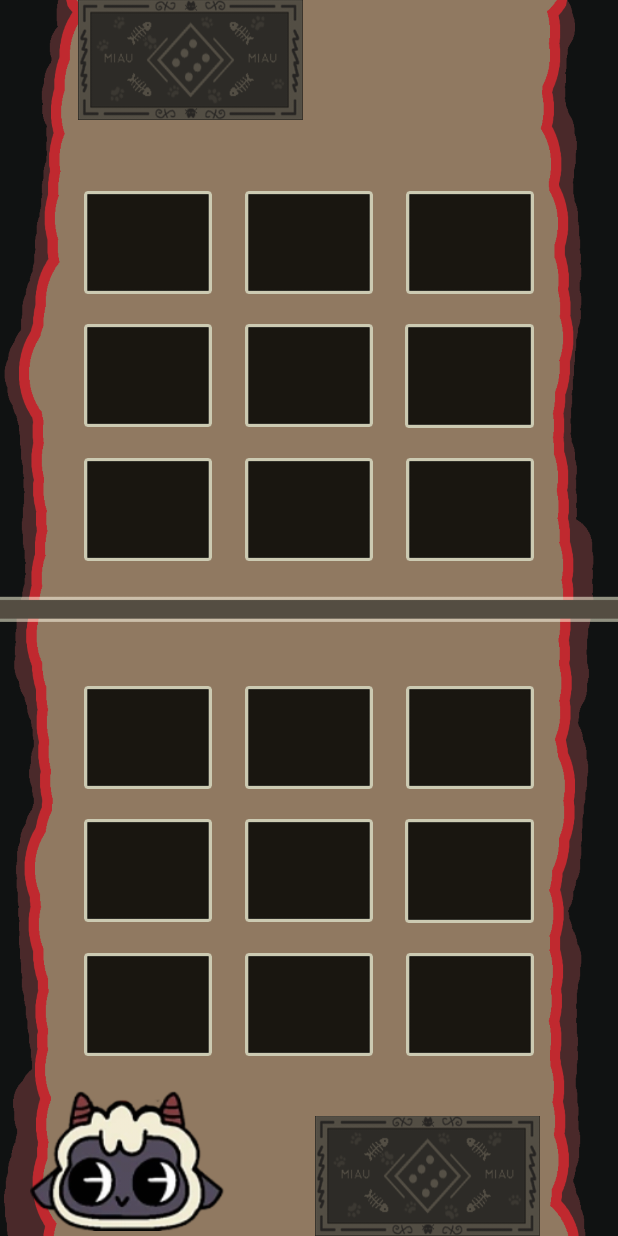
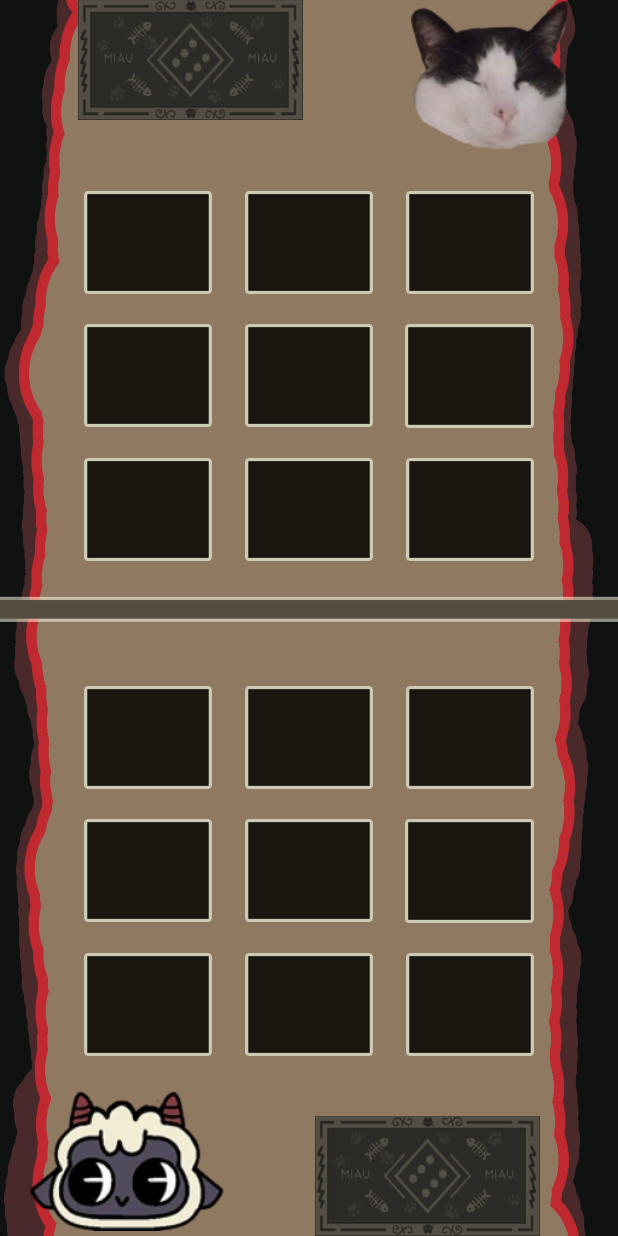
Before and after one commit to DeMoraDev/matatena, an Android app: the screen it shows after launch (MainActivity2), after a tap on an icon or button, on a phone screen of 412 x 824 dp. Run offline under Robolectric (Android 15) with nearby library versions, the phone set to English and light mode, and no system bars.

Commit message:
Añadida música, sonido dado(hay )

```diff
--- a/app/src/main/java/com/example/matatena/MainActivity.java
+++ b/app/src/main/java/com/example/matatena/MainActivity.java
@@ -3,6 +3,7 @@ package com.example.matatena;
 import androidx.appcompat.app.AppCompatActivity;
 
 import android.content.Intent;
+import android.media.MediaPlayer;
 import android.os.Bundle;
 import android.view.View;
 import android.widget.ImageButton;
@@ -13,12 +14,16 @@ public class MainActivity extends AppCompatActivity {
     private ImageButton botonComo;
     private ImageButton botonSalir;
 
-
+    private MediaPlayer mediaPlayer;
 
     @Override
     protected void onCreate(Bundle savedInstanceState) {
         super.onCreate(savedInstanceState);
         setContentView(R.layout.activity_main);
+
+        mediaPlayer = MediaPlayer.create(this, R.raw.music);
+        mediaPlayer.setLooping(true);
+        //mediaPlayer.start();
 
         botonJugar = findViewById(R.id.botonJugar);
         botonComo = findViewById(R.id.botonComo);
@@ -31,5 +36,7 @@ public class MainActivity extends AppCompatActivity {
                 startActivity(intent);
             }
         });
+
+
     }
 }
--- a/app/src/main/java/com/example/matatena/MainActivity2.java
+++ b/app/src/main/java/com/example/matatena/MainActivity2.java
@@ -2,12 +2,14 @@ package com.example.matatena;
 
 import androidx.appcompat.app.AppCompatActivity;
 
+import android.media.MediaPlayer;
 import android.os.Bundle;
 import android.os.Handler;
 import android.widget.ImageButton;
 import android.widget.ImageView;
 import android.widget.TextView;
 import android.widget.Toast;
+import android.view.View;
 
 import java.util.Random;
 
@@ -57,10 +59,14 @@ public class MainActivity2 extends AppCompatActivity {
 
     int[] puntosColumna;
 
+    //Audio
+    private MediaPlayer mediaPlayer;
     @Override
     protected void onCreate(Bundle savedInstanceState) {
         super.onCreate(savedInstanceState);
         setContentView(R.layout.activity_main2);
+
+        mediaPlayer = MediaPlayer.create(this, R.raw.dicesound);
 
         roller1 = findViewById(R.id.roller_Jugador);
         rollerFinal = findViewById(R.id.rollerimage);
@@ -122,9 +128,13 @@ public class MainActivity2 extends AppCompatActivity {
         puntosColumna = new int[3];
 
         roller1.setOnClickListener(v -> {
+
             if (!rolleado)
                 rollDice();
+            mediaPlayer.start();
         });
+
+
 
         hueco_3_0.setOnClickListener(v -> {
             if (tablero[3][0] == 0) {
@@ -228,21 +238,7 @@ public class MainActivity2 extends AppCompatActivity {
         rollerFinal.setImageResource(R.drawable.emptydice);
     }
 
-    /* private void winOrLose(int [][] tablero){
-         if(isFull(tablero)==true){
-             //sumPoints();
-         }
-     }
 
-     private void sumPoints(){
-         if(puntosJugador<puntosIA){
-             ganaIA
-         }else if(puntosJugador>puntosIA){
-             ganaJugador
-         }else{
-             empate
-         }
-     }*/
     public boolean isGameFinished() {
         return isBoardPlayerUnoFull() || isBoardPlayerDosFull();
     }
@@ -373,7 +369,7 @@ public class MainActivity2 extends AppCompatActivity {
                         getImageViewPosition(posicion).setImageResource(getDiceDrawable(dadoIa));
                         rollerimageIA.setImageResource(R.drawable.emptydice);
                     }
-                }, 2000);
+                }, 1500);
             }
         }, 1000);
     }
--- a/app/src/main/res/layout/activity_main2.xml
+++ b/app/src/main/res/layout/activity_main2.xml
@@ -16,25 +16,24 @@
         app:layout_constraintTop_toTopOf="parent" />
 
     <ImageView
-        android:id="@+id/lamb"
+        android:id="@+id/bossIA"
         android:layout_width="130dp"
         android:layout_height="100dp"
-        android:layout_marginStart="20dp"
+        android:layout_marginEnd="20dp"
         android:scaleType="fitCenter"
-        app:layout_constraintBottom_toBottomOf="parent"
-        app:layout_constraintStart_toStartOf="parent"
-        app:srcCompat="@drawable/lamb" />
+        app:layout_constraintTop_toTopOf="parent"
+        app:layout_constraintEnd_toEndOf="parent"
+        app:srcCompat="@drawable/bossvaquitofinal" />
 
     <TextView
-        android:id="@+id/puntos_Jugador"
+        android:id="@+id/puntos_IA"
         android:layout_width="wrap_content"
         android:layout_height="wrap_content"
-        android:layout_marginBottom="30dp"
+        android:layout_marginTop="30dp"
         android:textColor="@color/black"
         android:textSize="30sp"
-        app:layout_constraintBottom_toBottomOf="parent"
-        app:layout_constraintEnd_toStartOf="@id/roller_Jugador"
-        app:layout_constraintStart_toEndOf="@id/lamb"
+        app:layout_constraintTop_toTopOf="parent"
+        app:layout_constraintStart_toEndOf="@id/roller_IA"
         tools:text="10" />
 
     <ImageButton
@@ -863,5 +862,27 @@
         app:layout_constraintEnd_toEndOf="parent"
         app:srcCompat="@drawable/emptydice" />
 
+    <TextView
+        android:id="@+id/puntos_Jugador"
+        android:layout_width="wrap_content"
+        android:layout_height="wrap_content"
+        android:layout_marginBottom="30dp"
+        android:textColor="@color/black"
+        android:textSize="30sp"
+        app:layout_constraintBottom_toBottomOf="parent"
+        app:layout_constraintEnd_toStartOf="@id/roller_Jugador"
+        app:layout_constraintStart_toEndOf="@id/lamb"
+        tools:text="10" />
+
+    <ImageView
+        android:id="@+id/lamb"
+        android:layout_width="130dp"
+        android:layout_height="100dp"
+        android:layout_marginStart="20dp"
+        android:scaleType="fitCenter"
+        app:layout_constraintBottom_toBottomOf="parent"
+        app:layout_constraintStart_toStartOf="parent"
+        app:srcCompat="@drawable/lamb" />
+
 
 </androidx.constraintlayout.widget.ConstraintLayout>
```
Also changed, not shown: app/src/main/res/drawable/bosspifinal.png (added), app/src/main/res/drawable/bosssallyfinal.png (added), app/src/main/res/drawable/bossvaquitofinal.png (added), app/src/main/res/drawable/emptyboss.png (added), 2 other files.
